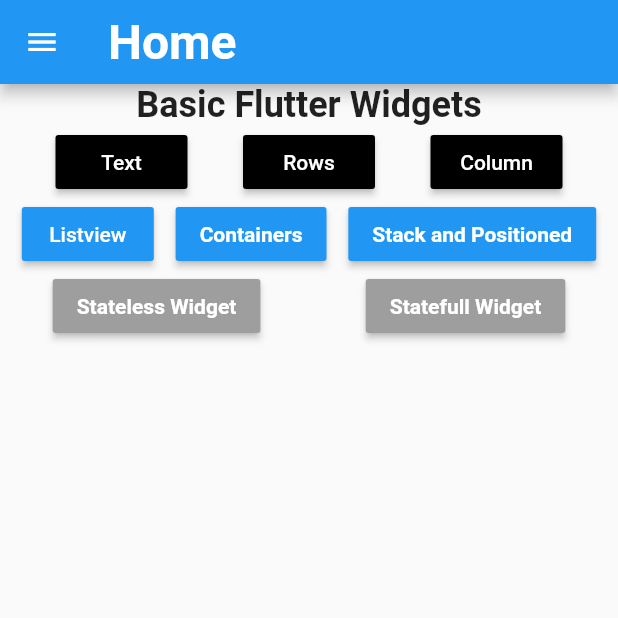
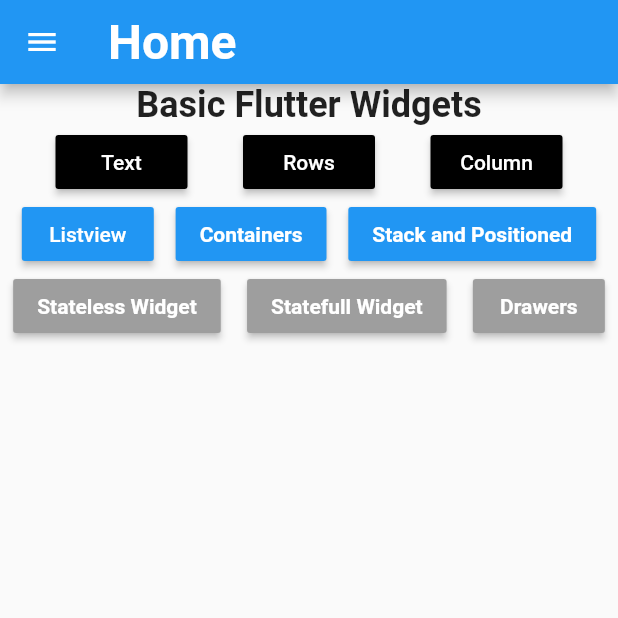
Before and after one commit to qinyanjuidavid/Flutter-All-Round, a Flutter app: the screen it shows after launch, on a phone screen of 412 x 824 dp, the top half of it. Run offline on Flutter 3.47's test engine with Material 2 defaults, Android fonts, the phone set to English and light mode, and no system bars.

Commit message:
:art: worked on drawer and end drawer

```diff
--- a/lib/configs/routes.dart
+++ b/lib/configs/routes.dart
@@ -1,5 +1,6 @@
 import 'package:pro1/views/Listview_screen.dart';
 import 'package:pro1/views/Row_screen.dart';
+import 'package:pro1/views/basic_drawer.dart';
 import 'package:pro1/views/column_screen.dart';
 import 'package:pro1/views/container_screen.dart';
 import 'package:pro1/views/home.dart';
@@ -22,4 +23,5 @@ final appRoutes = {
   "statefull/": (context) => const StateFullScreen(
         id: 20,
       ),
+  "drawer/": (context) => DrawerScreen(),
 };
--- a/lib/views/home.dart
+++ b/lib/views/home.dart
@@ -153,6 +153,19 @@ class _HomeScreenState extends State<HomeScreen> {
                     ),
                   ),
                 ),
+                MaterialButton(
+                  onPressed: () {
+                    Navigator.pushNamed(context, "drawer/");
+                  },
+                  color: Colors.grey,
+                  child: const Text(
+                    "Drawers",
+                    style: TextStyle(
+                      color: Colors.white,
+                      fontWeight: FontWeight.bold,
+                    ),
+                  ),
+                )
               ],
             )
           ],
--- a/lib/widgets/app_bar.dart
+++ b/lib/widgets/app_bar.dart
@@ -3,7 +3,8 @@ import 'package:flutter/material.dart';
 class MyAppBar extends StatelessWidget {
   final String title;
 
-  const MyAppBar({
+  const MyAppBar(
+    String s, {
     Key? key,
     required this.title,
   }) : super(key: key);
```
Also changed, not shown: lib/views/basic_drawer.dart (added, +51 -0 lines).
